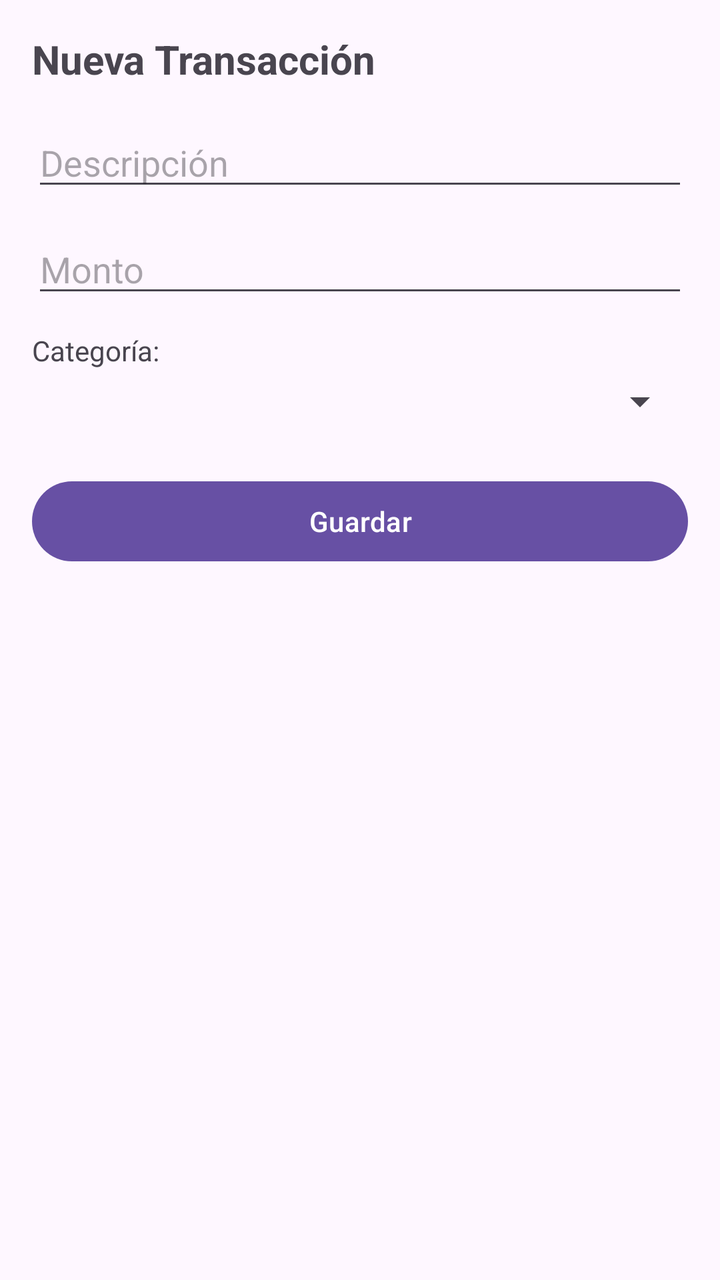
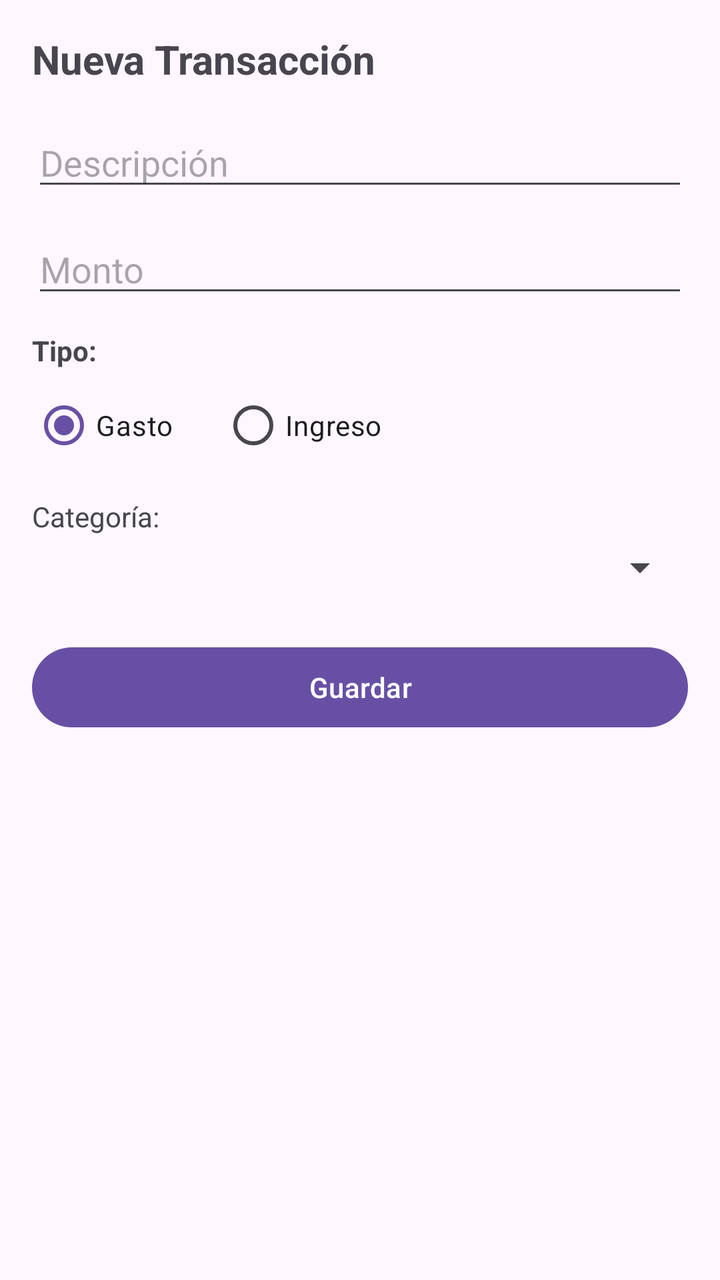

An Android layout rendered at two revisions. The XML below is the earlier revision; the diff shows what the commit changed to produce the second picture.
<!-- AndroidManifest.xml: application theme Theme.PocketBoss -->
<!-- res/layout/activity_agregar_transaccion.xml -->
<?xml version="1.0" encoding="utf-8"?>
<LinearLayout 
    xmlns:android="http://schemas.android.com/apk/res/android"
    xmlns:tools="http://schemas.android.com/tools"
    android:layout_width="match_parent"
    android:layout_height="match_parent"
    android:orientation="vertical"
    android:padding="16dp"
    tools:context=".AgregarTransaccionActivity">

    <TextView
        android:layout_width="match_parent"
        android:layout_height="wrap_content"
        android:text="Nueva Transacción"
        android:textSize="20sp"
        android:textStyle="bold"
        android:layout_marginBottom="16dp" />

    <EditText
        android:id="@+id/etDescripcion"
        android:layout_width="match_parent"
        android:layout_height="wrap_content"
        android:hint="Descripción"
        android:inputType="text"
        android:layout_marginBottom="12dp" />

    <EditText
        android:id="@+id/etMonto"
        android:layout_width="match_parent"
        android:layout_height="wrap_content"
        android:hint="Monto"
        android:inputType="numberDecimal"
        android:layout_marginBottom="12dp" />

    
    <TextView
        android:layout_width="match_parent"
        android:layout_height="wrap_content"
        android:text="Categoría:"
        android:layout_marginBottom="4dp" />

    <Spinner
        android:id="@+id/spinnerCategorias"
        android:layout_width="match_parent"
        android:layout_height="wrap_content"
        android:layout_marginBottom="24dp" />

    <Button
        android:id="@+id/btnGuardarTransaccion"
        android:layout_width="match_parent"
        android:layout_height="wrap_content"
        android:text="Guardar" />

</LinearLayout>
<!-- resources referenced by this layout -->
<resources>
  <style name="Theme.PocketBoss" parent="Base.Theme.PocketBoss" />
  <style name="Base.Theme.PocketBoss" parent="Theme.Material3.DayNight.NoActionBar">
          
          
      </style>
</resources>

<!-- the commit's change to res/layout/activity_agregar_transaccion.xml (unified diff, before → after) -->
@@ -1,5 +1,5 @@
 <?xml version="1.0" encoding="utf-8"?>
-<LinearLayout 
+<LinearLayout
     xmlns:android="http://schemas.android.com/apk/res/android"
     xmlns:tools="http://schemas.android.com/tools"
     android:layout_width="match_parent"
@@ -36,6 +36,37 @@
     <TextView
         android:layout_width="match_parent"
         android:layout_height="wrap_content"
+        android:text="Tipo:"
+        android:textSize="14sp"
+        android:textStyle="bold"
+        android:layout_marginBottom="4dp" />
+
+    <RadioGroup
+        android:id="@+id/rgTipoTransaccion"
+        android:layout_width="match_parent"
+        android:layout_height="wrap_content"
+        android:orientation="horizontal"
+        android:layout_marginBottom="12dp">
+
+        <RadioButton
+            android:id="@+id/rbTipoGasto"
+            android:layout_width="wrap_content"
+            android:layout_height="wrap_content"
+            android:text="Gasto"
+            android:checked="true"
+            android:layout_marginEnd="24dp" />
+
+        <RadioButton
+            android:id="@+id/rbTipoIngreso"
+            android:layout_width="wrap_content"
+            android:layout_height="wrap_content"
+            android:text="Ingreso" />
+    </RadioGroup>
+
+    
+    <TextView
+        android:layout_width="match_parent"
+        android:layout_height="wrap_content"
         android:text="Categoría:"
         android:layout_marginBottom="4dp" />
 
